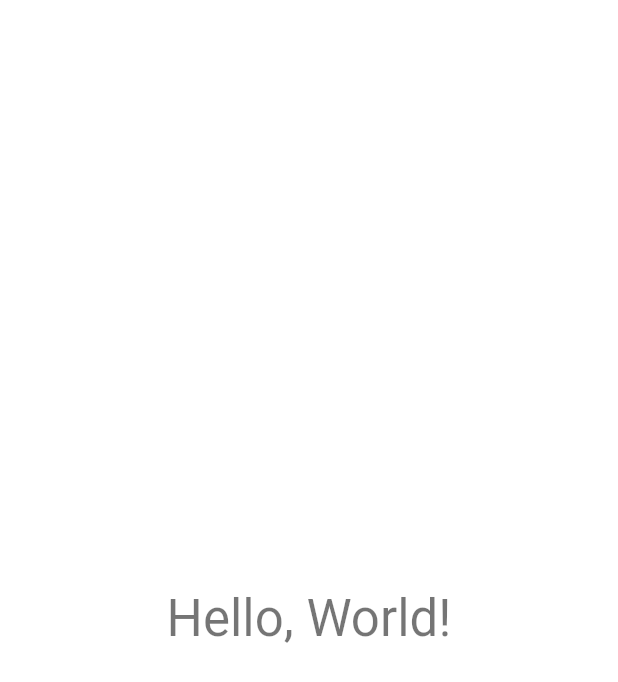
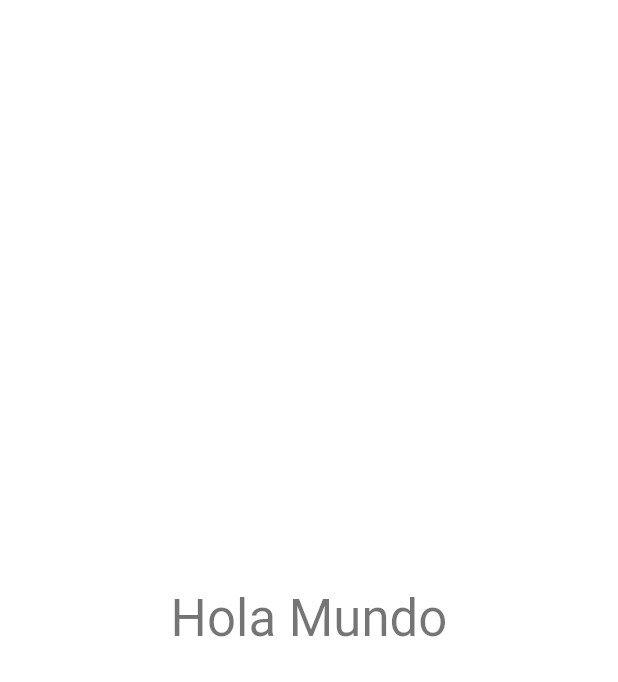
Before and after one commit to RoyalGuard97/KAI-U, a Flutter app: the screen it shows after launch, on a phone screen of 412 x 824 dp. Shown: the top 682 px of the screen. Run offline on Flutter 3.47's test engine with Material 2 defaults, Android fonts, the phone set to English and light mode, and no system bars.

Commit message:
Tercer Commit

```diff
--- a/lib/main.dart
+++ b/lib/main.dart
@@ -27,7 +27,7 @@ class MyWidget extends StatelessWidget {
   @override
   Widget build(BuildContext context) {
     return Text(
-      'Hello, World!',
+      'Hola Mundo',
       style: Theme.of(context).textTheme.headlineMedium,
     );
   }
```
